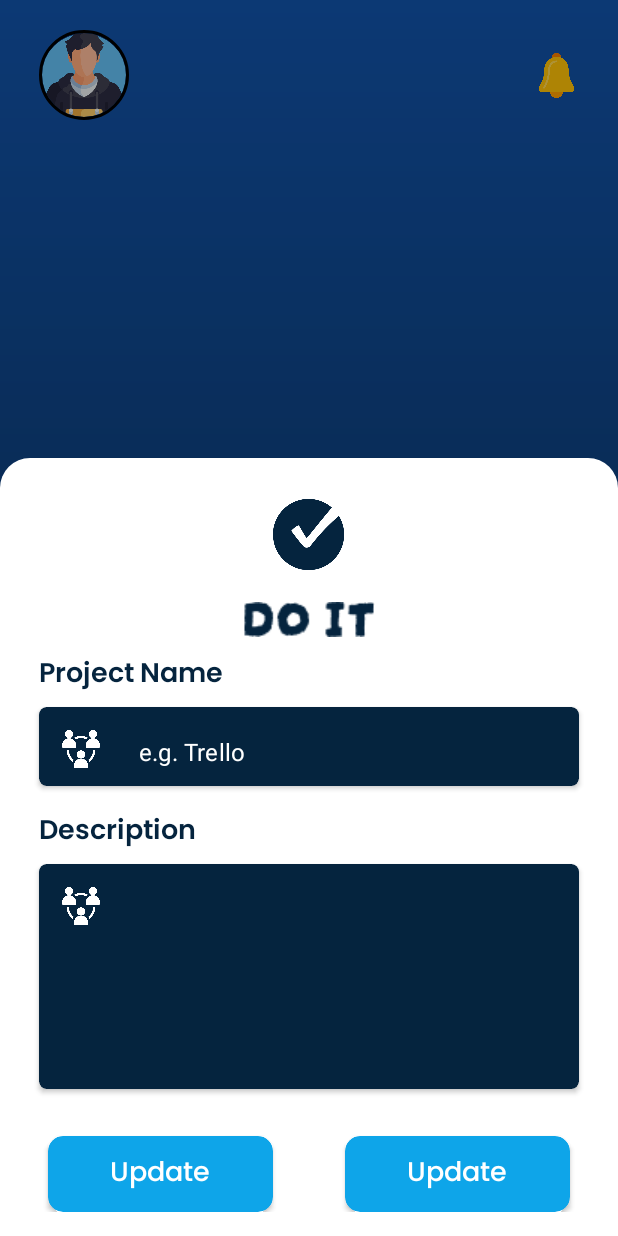
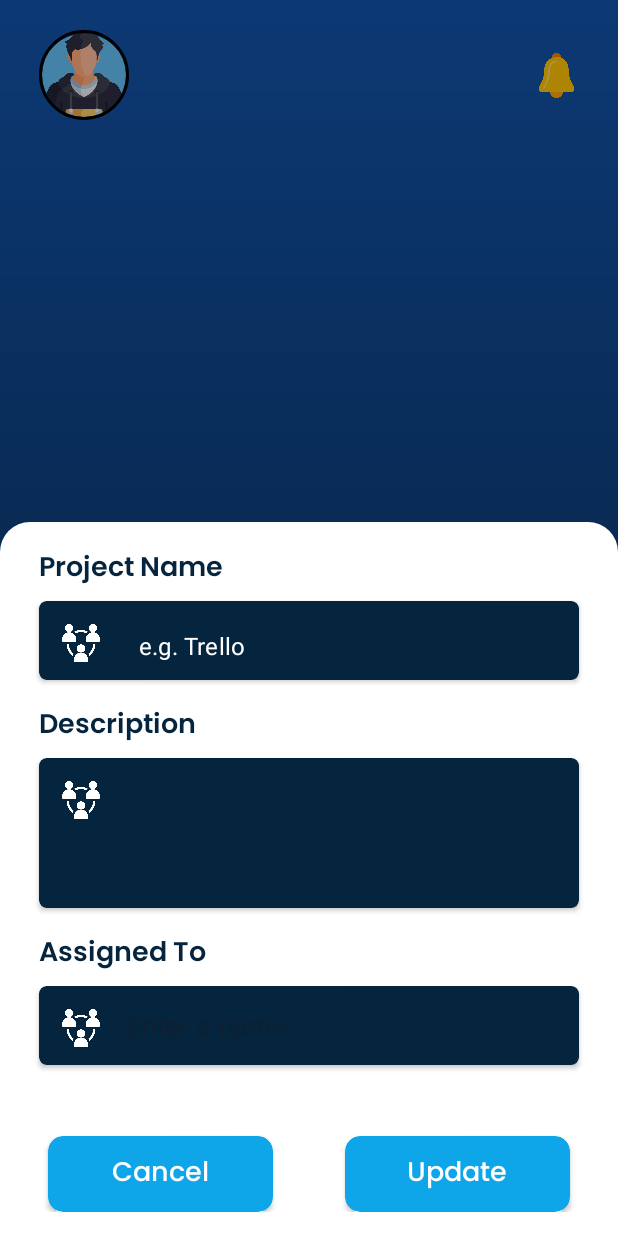
Before and after one commit to mr-j-shah/Android_xml, an Android app: the fragment Screen_2 placed in its activity, after a tap on an icon or button, on a phone screen of 412 x 824 dp. Run offline under Robolectric (Android 15) with nearby library versions, the phone set to English and light mode, and no system bars; our stand-ins replace CircleImageView, Firebase (no records; nobody signed in at launch, a user with empty details on screens opened directly), Picasso; 2 statements that could not run were skipped.

Commit message:
Add Board

```diff
--- a/Trello/app/src/main/java/com/crestinfosystems_jinay/trello/HomePage/subScreens/Screen_2.kt
+++ b/Trello/app/src/main/java/com/crestinfosystems_jinay/trello/HomePage/subScreens/Screen_2.kt
@@ -1,36 +1,107 @@
 package com.crestinfosystems_jinay.trello.HomePage.subScreens
 
-import MyBottomSheetFragment
 import android.os.Bundle
+import android.util.Log
 import android.view.LayoutInflater
 import android.view.View
 import android.view.ViewGroup
+import android.widget.Toast
 import androidx.fragment.app.Fragment
+import com.crestinfosystems_jinay.trello.adapter.AutoCompleteViewAd
+import com.crestinfosystems_jinay.trello.data.Board
 import com.crestinfosystems_jinay.trello.databinding.FragmentBoardBottomSheetBinding
 import com.crestinfosystems_jinay.trello.databinding.FragmentScreen2Binding
+import com.crestinfosystems_jinay.trello.network.createNewBoard
+import com.crestinfosystems_jinay.trello.network.readUserAllUserOnApplication
 import com.google.android.material.bottomsheet.BottomSheetDialog
+import com.google.android.material.chip.Chip
+import com.google.firebase.auth.ktx.auth
+import com.google.firebase.ktx.Firebase
+import kotlinx.coroutines.CoroutineScope
+import kotlinx.coroutines.Dispatchers
+import kotlinx.coroutines.launch
+import kotlinx.coroutines.withContext
 
 
 class Screen_2 : Fragment() {
     var binding: FragmentScreen2Binding? = null
+    var assignTo: MutableList<String> = mutableListOf<String>()
+    var isDataFetched: Boolean = true
     override fun onCreate(savedInstanceState: Bundle?) {
         super.onCreate(savedInstanceState)
-
     }
 
     override fun onCreateView(
         inflater: LayoutInflater, container: ViewGroup?,
         savedInstanceState: Bundle?
     ): View? {
-        val dialog = BottomSheetDialog(requireContext())
-        val bottomSheetBinding = FragmentBoardBottomSheetBinding.inflate(layoutInflater)
-        dialog.setContentView(bottomSheetBinding.root)
+
         binding = FragmentScreen2Binding.inflate(inflater, container, false)
         binding?.fab?.setOnClickListener {
-
-            dialog.show()
+            Dialogfunction()
         }
         return binding?.root
+    }
+
+    private fun Dialogfunction() {
+        var user = Firebase.auth.currentUser
+        var suggestions: List<String> = listOf()
+        val bottomSheetBinding = FragmentBoardBottomSheetBinding.inflate(layoutInflater)
+        CoroutineScope(Dispatchers.IO).launch {
+            var data = readUserAllUserOnApplication()
+            isDataFetched = false
+            Log.d("User Data", data.toString())
+            withContext(Dispatchers.Main) {
+                isDataFetched = true;
+                bottomSheetBinding.bottomBarContent.visibility = View.VISIBLE
+                if (data != null) {
+                    suggestions = data
+                }
+                suggestions -= user?.email!!
+                val customAdapter = activity?.let {
+                    AutoCompleteViewAd(it, suggestions) { selectedSuggestion ->
+                        // Handle the custom event when a suggestion is tapped
+                        Toast.makeText(it, "User: $selectedSuggestion", Toast.LENGTH_SHORT).show()
+                        if (!assignTo.contains(selectedSuggestion)) {
+                            addChip(selectedSuggestion, bottomSheetBinding)
+                        }
+                        bottomSheetBinding.autoCompleteTextView.setText("")
+                    }
+                }
+                bottomSheetBinding.autoCompleteTextView.setAdapter(customAdapter)
+            }
+        }
+        val dialog = BottomSheetDialog(requireContext())
+        dialog.setContentView(bottomSheetBinding.root)
+        bottomSheetBinding.updateBtn.setOnClickListener {
+            createNewBoard(
+                board = Board(
+                    name = bottomSheetBinding.textInputLayoutBoardnameEdit.text.toString(),
+                    des = bottomSheetBinding.textInputLayoutBoarddescEdit.text.toString(),
+                    createdBy = user?.email!!,
+                    assignedTo = assignTo as ArrayList<String>
+                )
+            ) {
+                dialog.dismiss()
+                Toast.makeText(activity, "Board Created Successfully", Toast.LENGTH_SHORT).show()
+            }
+        }
+
+        dialog.show()
+    }
+
+    fun addChip(text: String, bottomSheetBinding: FragmentBoardBottomSheetBinding) {
+        assignTo.add(text)
+        val chip = Chip(bottomSheetBinding.chipGroup.context)
+        chip.text = text
+        chip.isClickable = true
+        chip.isCloseIconVisible = true
+        // Handle chip removal
+        chip.setOnCloseIconClickListener {
+            bottomSheetBinding.chipGroup.removeView(chip)
+        }
+        // Add chip to the ChipGroup
+        bottomSheetBinding.chipGroup.addView(chip)
     }
 
     override fun onDestroyView() {
--- /dev/null
+++ b/Trello/app/src/main/java/com/crestinfosystems_jinay/trello/adapter/AutoCompleteViewAd.kt
@@ -0,0 +1,24 @@
+package com.crestinfosystems_jinay.trello.adapter
+
+import android.content.Context
+import android.view.View
+import android.view.ViewGroup
+import android.widget.ArrayAdapter
+import android.widget.TextView
+
+class AutoCompleteViewAd(
+    context: Context,
+    private val items: List<String>,
+    private val suggestionClickListener: (String) -> Unit,
+
+    ) :
+    ArrayAdapter<String>(context, android.R.layout.simple_dropdown_item_1line, items) {
+
+    override fun getView(position: Int, convertView: View?, parent: ViewGroup): View {
+        val view = super.getView(position, convertView, parent)
+        view.findViewById<TextView>(android.R.id.text1)?.setOnClickListener {
+            suggestionClickListener.invoke(getItem(position) ?: "")
+        }
+        return view
+    }
+}
--- /dev/null
+++ b/Trello/app/src/main/java/com/crestinfosystems_jinay/trello/network/BoardNetworkFunction.kt
@@ -0,0 +1,41 @@
+package com.crestinfosystems_jinay.trello.network
+
+import com.crestinfosystems_jinay.trello.data.Board
+import com.crestinfosystems_jinay.trello.data.UserData
+import com.google.firebase.firestore.CollectionReference
+import com.google.firebase.firestore.FirebaseFirestore
+import com.google.firebase.firestore.SetOptions
+import kotlinx.coroutines.suspendCancellableCoroutine
+import kotlin.coroutines.resume
+
+val database = FirebaseFirestore.getInstance();
+fun createNewBoard(board: Board, onTap: () -> Unit) {
+    if (board.name != null) {
+        database.collection("Boards").document(board.name.toString())
+            .set(board, SetOptions.merge()).addOnSuccessListener {
+                onTap()
+            }
+    }
+}
+
+suspend fun readUserAllUserOnApplication(): List<String>? {
+    return suspendCancellableCoroutine { continuation ->
+        val ref: CollectionReference = database.collection("Users")
+        ref.get()
+            .addOnCompleteListener { task ->
+                if (task.isSuccessful) {
+                    val userListEmail: MutableList<String> = mutableListOf()
+                    for (document in task.result!!) {
+                        val userData = UserData.toObj(document.data)
+                        userListEmail.add(userData.email!!)
+                    }
+                    continuation.resume(userListEmail)
+                } else {
+                    continuation.resume(null)
+                }
+            }
+            .addOnFailureListener { exception ->
+                continuation.resume(null)
+            }
+    }
+}
--- a/Trello/app/src/main/res/color/fab_icon_color.xml
+++ b/Trello/app/src/main/res/color/fab_icon_color.xml
@@ -1,5 +1,5 @@
 <?xml version="1.0" encoding="utf-8"?>
 <selector xmlns:android="http://schemas.android.com/apk/res/android">
-    <item android:color="@android:color/black" android:state_pressed="true"/>
-    <item android:color="@android:color/black"/>
+    <item android:color="@android:color/white" android:state_pressed="true"/>
+    <item android:color="@android:color/white"/>
 </selector>
--- a/Trello/app/src/main/res/layout/fragment_board_bottom_sheet.xml
+++ b/Trello/app/src/main/res/layout/fragment_board_bottom_sheet.xml
@@ -1,27 +1,12 @@
 <LinearLayout xmlns:android="http://schemas.android.com/apk/res/android"
     xmlns:app="http://schemas.android.com/apk/res-auto"
+    android:id="@+id/bottom_bar_content"
     android:layout_width="match_parent"
     android:layout_height="wrap_content"
     android:layout_gravity="center"
     android:background="@drawable/bottom_sheet_background"
     android:orientation="vertical"
     android:padding="16dp">
-
-    <ImageView
-        android:layout_width="50dp"
-        android:layout_height="50dp"
-        android:layout_gravity="center_horizontal"
-        android:layout_marginVertical="10dp"
-        android:src="@drawable/login_checkmark"
-        app:tint="#05243E" />
-
-    <ImageView
-        android:layout_width="wrap_content"
-        android:layout_height="wrap_content"
-        android:layout_gravity="center_horizontal"
-        android:layout_marginVertical="10dp"
-        android:src="@drawable/login_do_it_text"
-        app:tint="#05243E" />
 
     <TextView
         android:layout_width="wrap_content"
@@ -70,7 +55,7 @@
                 app:placeholderTextColor="@color/white">
 
                 <com.google.android.material.textfield.TextInputEditText
-                    android:id="@+id/textInputLayout_organization_edit"
+                    android:id="@+id/textInputLayout_boardname_edit"
                     android:layout_width="match_parent"
                     android:layout_height="wrap_content"
                     android:backgroundTint="@android:color/white"
@@ -96,7 +81,7 @@
 
     <androidx.cardview.widget.CardView
         android:layout_width="match_parent"
-        android:layout_height="150dp"
+        android:layout_height="100dp"
         android:layout_marginHorizontal="10dp"
         android:layout_marginTop="5dp"
         android:layout_marginBottom="15dp"
@@ -128,10 +113,11 @@
                 android:layout_height="wrap_content"
 
                 app:hintTextColor="@color/white"
-                app:placeholderText="e.g. Trello"
+                app:placeholderText="e.g. My First Project"
                 app:placeholderTextColor="@color/white">
 
                 <com.google.android.material.textfield.TextInputEditText
+                    android:id="@+id/textInputLayout_boarddesc_edit"
                     android:layout_width="match_parent"
                     android:layout_height="wrap_content"
                     android:backgroundTint="@android:color/white"
@@ -147,6 +133,66 @@
         </LinearLayout>
     </androidx.cardview.widget.CardView>
 
+    <TextView
+        android:layout_width="wrap_content"
+        android:layout_height="wrap_content"
+        android:layout_marginHorizontal="10dp"
+        android:fontFamily="@font/poppins_semibold"
+        android:text="Assigned To"
+        android:textColor="#05243E"
+        android:textSize="18sp" />
+
+    <androidx.cardview.widget.CardView
+        android:layout_width="match_parent"
+        android:layout_height="wrap_content"
+        android:layout_marginHorizontal="10dp"
+        android:layout_marginTop="5dp"
+        android:layout_marginBottom="15dp"
+
+        android:elevation="5dp"
+        app:cardBackgroundColor="#05243E"
+        app:cardCornerRadius="5dp">
+
+        <LinearLayout
+            android:layout_width="match_parent"
+            android:layout_height="wrap_content"
+            android:layout_gravity="center_vertical"
+            android:layout_margin="5dp"
+            android:gravity="center_vertical"
+            android:orientation="horizontal">
+
+            <ImageView
+                android:layout_width="25dp"
+                android:layout_height="25dp"
+                android:layout_marginHorizontal="10dp"
+                android:layout_marginTop="2dp"
+                android:src="@drawable/ic_organization"
+                app:tint="@color/white" />
+
+            <AutoCompleteTextView
+                android:id="@+id/autoCompleteTextView"
+                style="@style/AppTheme.AutoCompleteTextViewStyle"
+                android:layout_width="match_parent"
+                android:layout_height="42dp"
+                android:hint="Enter a name"
+                android:inputType="text"
+                android:maxLines="1"
+                android:padding="8dp"
+                android:textColor="@color/white"
+                app:placeholderText="Organization" />
+        </LinearLayout>
+    </androidx.cardview.widget.CardView>
+
+    <com.google.android.material.chip.ChipGroup
+        android:id="@+id/chipGroup"
+        android:layout_width="match_parent"
+        android:layout_height="wrap_content"
+        android:layout_gravity="center_horizontal"
+        android:layout_margin="8dp"
+        android:orientation="horizontal">
+
+
+    </com.google.android.material.chip.ChipGroup>
 
     <RelativeLayout xmlns:android="http://schemas.android.com/apk/res/android"
         android:layout_width="match_parent"
@@ -172,21 +218,22 @@
                 android:layout_gravity="center"
                 android:layout_margin="10dp"
                 android:fontFamily="@font/poppins_medium"
-                android:text="Update"
+                android:text="Cancel"
                 android:textColor="@color/white"
                 android:textSize="18dp" />
         </androidx.cardview.widget.CardView>
 
         <androidx.cardview.widget.CardView
+
             android:id="@+id/update_btn"
             android:layout_width="150dp"
             android:layout_height="wrap_content"
 
             android:layout_alignParentEnd="true"
             android:layout_marginTop="16dp"
-
             android:layout_marginEnd="16dp"
             android:backgroundTint="#0EA5E9"
+            android:clickable="true"
             app:cardCornerRadius="10dp">
 
             <TextView
--- a/Trello/app/src/main/res/layout/fragment_screen_2.xml
+++ b/Trello/app/src/main/res/layout/fragment_screen_2.xml
@@ -8,12 +8,13 @@
     <!-- TODO: Update blank fragment layout -->
     <com.google.android.material.floatingactionbutton.FloatingActionButton
         android:id="@+id/fab"
+        style="@style/AppTheme.FabStyle"
         android:layout_width="wrap_content"
         android:layout_height="wrap_content"
         android:layout_alignParentEnd="true"
         android:layout_alignParentBottom="true"
         android:layout_gravity="bottom|right"
-        android:layout_margin="16dp"
-        android:src="@drawable/ic_edit"
-        android:tint="@color/black" />
+        android:layout_margin="20dp"
+
+        android:src="@drawable/ic_fab_icon" />
 </FrameLayout>
--- a/Trello/app/src/main/res/values/style.xml
+++ b/Trello/app/src/main/res/values/style.xml
@@ -10,12 +10,32 @@
         <item name="boxStrokeWidthFocused">0dp</item>
         <item name="boxStrokeErrorColor">@android:color/transparent</item>
     </style>
+
     <style name="MyButtonStyle" parent="Widget.MaterialComponents.Button.OutlinedButton">
-        <item name="shapeAppearanceOverlay">@style/ShapeAppearanceOverlay.MyApp.Button.Rounded</item>
+        <item name="shapeAppearanceOverlay">@style/ShapeAppearanceOverlay.MyApp.Button.Rounded
+        </item>
     </style>
 
     <style name="ShapeAppearanceOverlay.MyApp.Button.Rounded" parent="">
         <item name="cornerFamily">rounded</item>
         <item name="cornerSize">16dp</item>
     </style>
+
+    <style name="AppTheme.FabStyle" parent="Widget.MaterialComponents.FloatingActionButton">
+        <!-- Customize the FAB background color -->
+        <item name="backgroundTint">#63D9F3</item>
+
+        <!-- Customize the FAB icon color -->
+        <item name="tint">@color/white</item>
+
+        <!-- Customize other FAB attributes as needed -->
+    </style>
+
+    <style name="AppTheme.AutoCompleteTextViewStyle" parent="Widget.AppCompat.AutoCompleteTextView">
+        <!-- Customize the text color -->
+        <item name="android:textColor">@color/white</item>
+
+        <!-- Remove the bottom border stroke -->
+        <item name="android:background">@null</item>
+    </style>
 </resources>
```
Also changed, not shown: Trello/app/build.gradle.kts (+4 -3 lines), Trello/app/src/main/java/com/crestinfosystems_jinay/trello/data/Board.kt (added, +40 -0 lines), Trello/app/src/main/res/drawable/ic_fab_icon.png (added), 1 other file.
